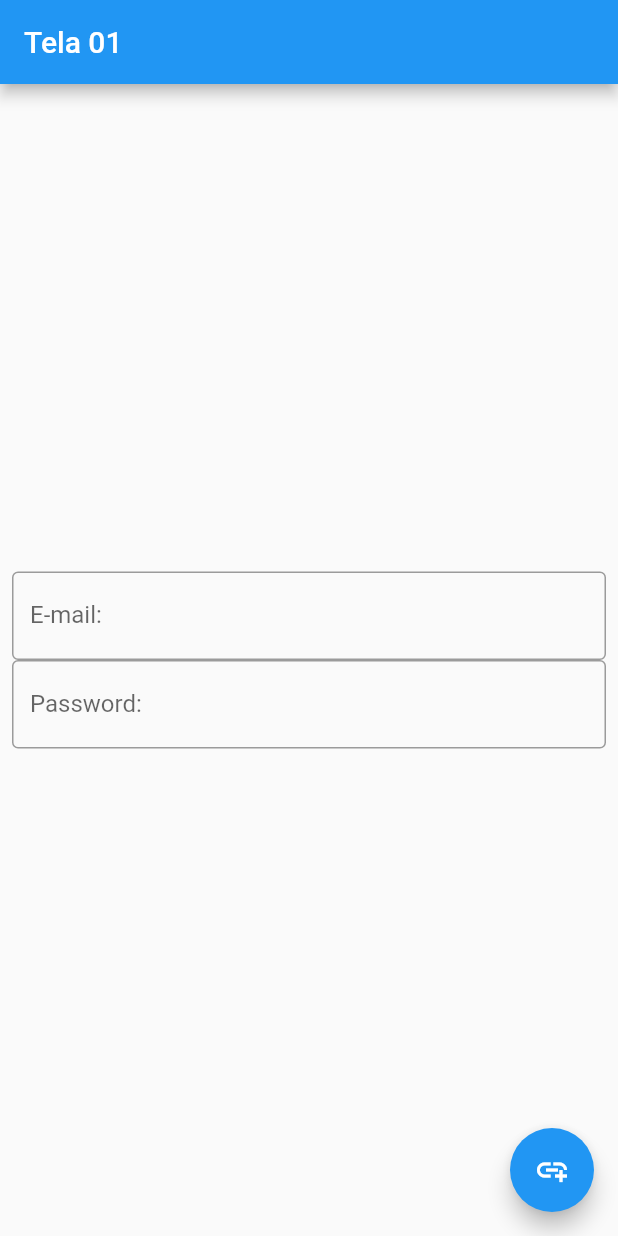
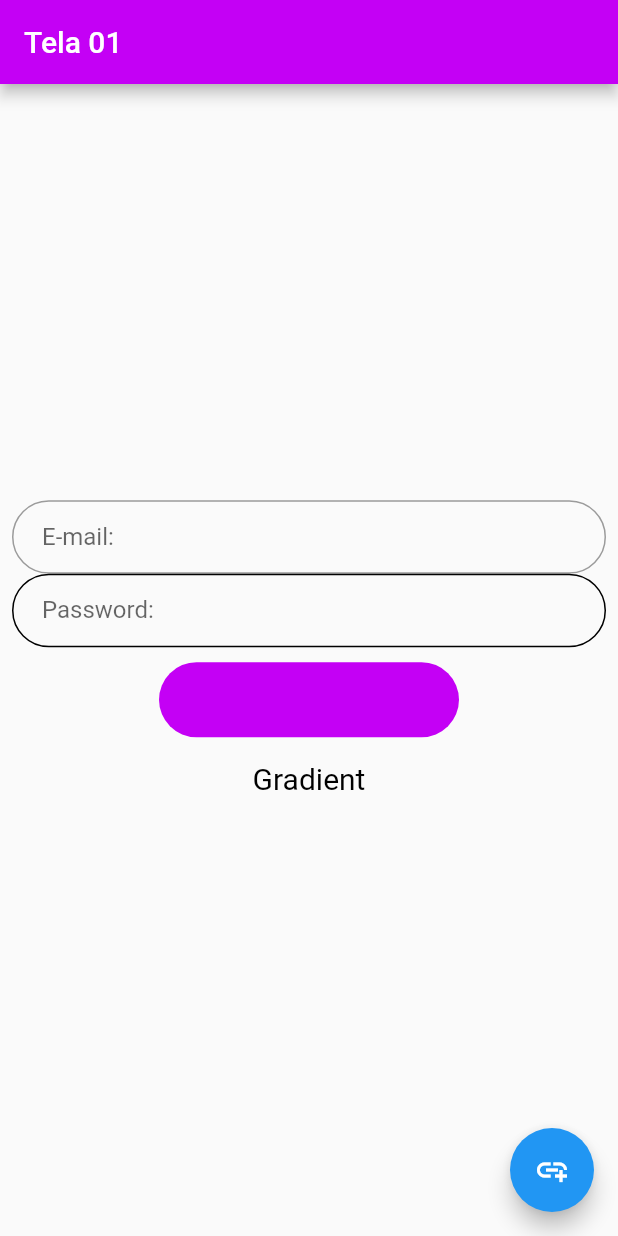
Before and after one commit to lahmello07/teste, a Flutter app: the screen it shows after launch, after a tap on the "add link" icon, on a phone screen of 412 x 824 dp. Run offline on Flutter 3.47's test engine with Material 2 defaults, Android fonts, the light colour scheme and no system bars.

Commit message:
06/05/23

```diff
--- a/lib/telas/login.dart
+++ b/lib/telas/login.dart
@@ -5,14 +5,19 @@ class Telalogin extends StatelessWidget {
 
   @override
   Widget build(BuildContext context) {
+    TextStyle style = TextStyle(fontFamily: ' Montsserrat', fontSize: 20.0);
     return Scaffold(
-      appBar: AppBar( title: Text("Tela 01"),),
-      floatingActionButton: FloatingActionButton(onPressed: () {
-        print( "Icon foi clicado!");
-      }, child: Icon(Icons.add_link),
+        appBar: AppBar(
+          title: Text("Tela 01"),
+          backgroundColor: Color.fromARGB(255, 196, 0, 245),
         ),
-      body:
-      SizedBox(
+        floatingActionButton: FloatingActionButton(
+          onPressed: () {
+            print("Icon foi clicado!");
+          },
+          child: Icon(Icons.add_link),
+        ),
+        body: SizedBox(
           width: double.infinity,
           height: double.infinity,
           child: Padding(
@@ -24,23 +29,44 @@ class Telalogin extends StatelessWidget {
                   TextField(
                     keyboardType: TextInputType.emailAddress,
                     decoration: InputDecoration(
+                        contentPadding:
+                            EdgeInsets.fromLTRB(20.0, 15.0, 20.0, 15.0),
                         labelText: 'E-mail:',
-                  border: OutlineInputBorder()
-                ),
+                        border: OutlineInputBorder(
+                          borderRadius: BorderRadius.circular(32.0),
+                        )),
                   ),
                   TextField(
                     obscureText: true,
                     decoration: InputDecoration(
+                        contentPadding:
+                            EdgeInsets.fromLTRB(20.0, 15.0, 20.0, 15.0),
                         labelText: 'Password:',
-                  border: OutlineInputBorder()
+                        enabledBorder: OutlineInputBorder(
+                          borderRadius: BorderRadius.circular(32.0),
+                        )),
                   ),
+                  Container(
+                    margin: EdgeInsets.only(top: 10, left: 25, right: 25),
+                    height: 50,
+                    width: 200,
+                    decoration: BoxDecoration(
+                        color: Color.fromARGB(255, 196, 0, 245),
+                        borderRadius: BorderRadius.circular(30.0)),
+
                   ),
-
+                   TextButton(
+                  style: TextButton.styleFrom(
+                    foregroundColor: Color.fromARGB(255, 0, 0, 0),
+                    padding: const EdgeInsets.all(16.0),
+                    textStyle: const TextStyle(fontSize: 20),
+                  ),
+                  onPressed: () {},
+                  child: const Text('Gradient'),
                 ],
               ),
             ),
           ),
-      )
-    );
+        ));
   }
 }
```
Lines whose indentation alone changed are shown as unchanged.
